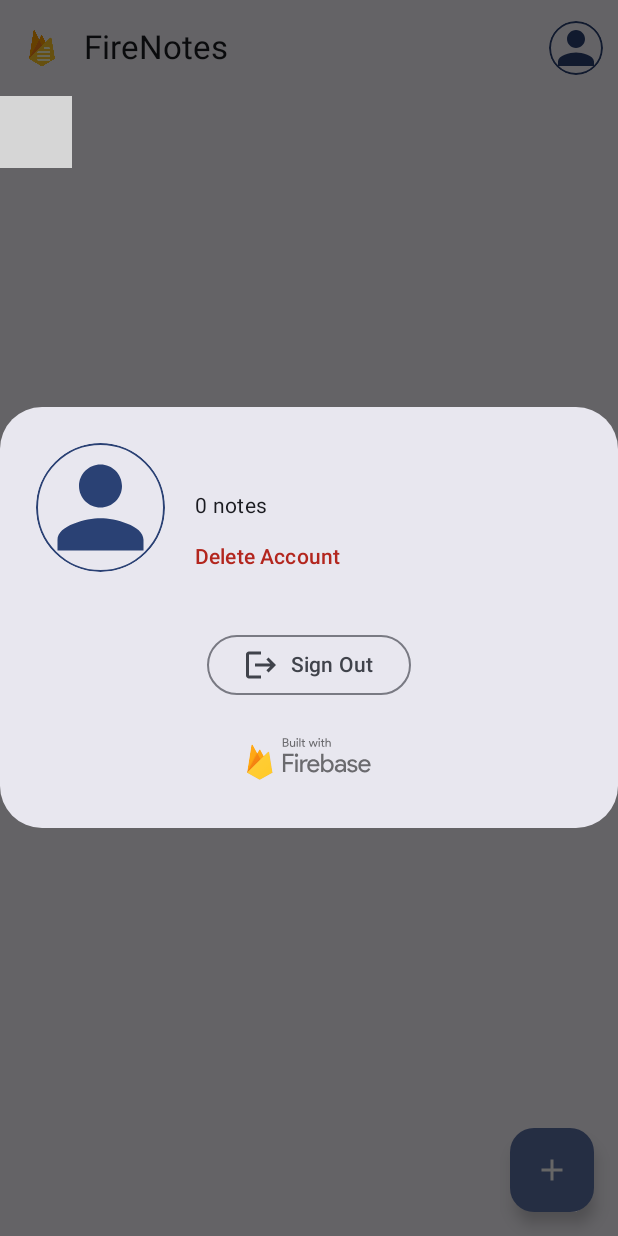
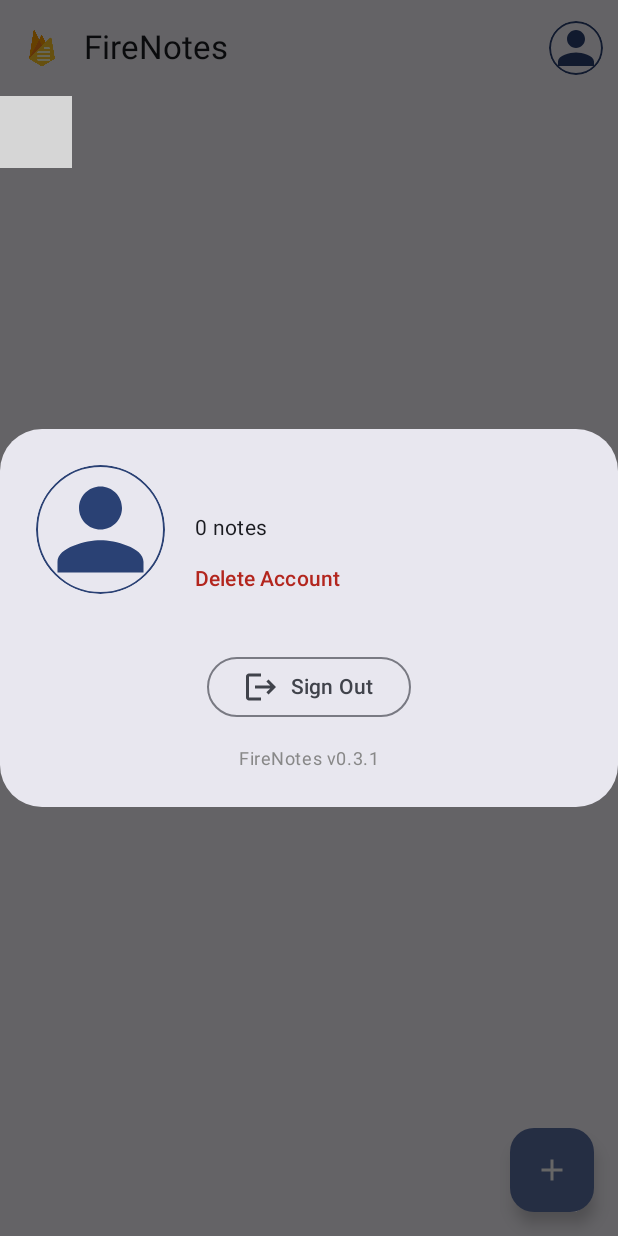
Before and after one commit to MaxKliuba/FireNotes, an Android app built with Jetpack Compose: the NotesScreen screen opened through its navigation route, after a tap on "Profile", on a phone screen of 412 x 824 dp. Run offline under Robolectric (Android 15) with nearby library versions, the phone set to English and light mode, and no system bars; our stand-ins replace Dagger/Hilt's generated code, Firebase (no records; nobody signed in at launch, a user with empty details on screens opened directly); libraries missing offline, so code that uses them is left out: org.burnoutcrew.reorderable; 3 statements that could not run were skipped; grey boxes are pictures that could not be loaded.

Commit message:
Release v0.3.1

```diff
--- a/app/build.gradle.kts
+++ b/app/build.gradle.kts
@@ -21,8 +21,8 @@ android {
         applicationId = "com.tech.maxclub.firenotes"
         minSdk = 24
         targetSdk = 34
-        versionCode = 2
-        versionName = "0.2.0"
+        versionCode = 4
+        versionName = "0.3.1"
 
         testInstrumentationRunner = "androidx.test.runner.AndroidJUnitRunner"
         vectorDrawables {
--- a/app/src/main/java/com/tech/maxclub/firenotes/feature/auth/presentation/SignInScreen.kt
+++ b/app/src/main/java/com/tech/maxclub/firenotes/feature/auth/presentation/SignInScreen.kt
@@ -121,7 +121,8 @@ fun SignInSection(
 
             Text(
                 text = stringResource(R.string.or_text),
-                modifier = Modifier.padding(top = 12.dp),
+                style = MaterialTheme.typography.bodyMedium,
+                modifier = Modifier.padding(top = 12.dp)
             )
 
             TextButton(onClick = { onSignIn(true) }) {
--- a/app/src/main/java/com/tech/maxclub/firenotes/feature/notes/presentation/notes/components/UserProfileDialog.kt
+++ b/app/src/main/java/com/tech/maxclub/firenotes/feature/notes/presentation/notes/components/UserProfileDialog.kt
@@ -26,6 +26,7 @@ import androidx.compose.runtime.Composable
 import androidx.compose.ui.Alignment
 import androidx.compose.ui.Modifier
 import androidx.compose.ui.draw.clip
+import androidx.compose.ui.graphics.Color
 import androidx.compose.ui.graphics.ColorFilter
 import androidx.compose.ui.layout.ContentScale
 import androidx.compose.ui.res.painterResource
@@ -33,6 +34,7 @@ import androidx.compose.ui.res.pluralStringResource
 import androidx.compose.ui.res.stringResource
 import androidx.compose.ui.unit.dp
 import coil.compose.rememberAsyncImagePainter
+import com.tech.maxclub.firenotes.BuildConfig
 import com.tech.maxclub.firenotes.R
 import com.tech.maxclub.firenotes.feature.auth.domain.models.User
 
@@ -131,10 +133,10 @@ fun UserProfileDialog(
 
                 Spacer(modifier = Modifier.height(16.dp))
 
-                Image(
-                    painter = painterResource(id = R.drawable.built_with_firebase_logo),
-                    contentDescription = null,
-                    modifier = Modifier.width(100.dp)
+                Text(
+                    text = "${stringResource(id = R.string.app_name)} v${BuildConfig.VERSION_NAME}",
+                    style = MaterialTheme.typography.bodySmall,
+                    color = Color.Gray,
                 )
             }
         }
```
Also changed, not shown: 3 other files.
